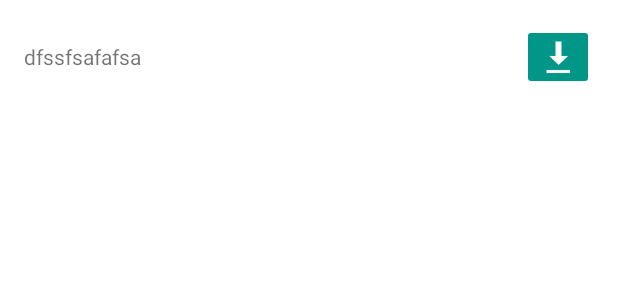
After one commit to tobiasbriones/ep-file-system, an Android app: the layout download_row_item.xml on its own in the app's theme, with its tools: preview values and no code run, on a phone screen of 412 x 824 dp. The commit adds this screen. Shown: the top 300 px of the screen. Run offline under Robolectric (Android 15) with nearby library versions, the phone set to English and light mode, and no system bars; network calls fail.

Commit message:
Change list adapter view to download_row_item.xml
It includes a download button.

```diff
--- a/client/app/src/main/java/engineer/mathsoftware/ep/tcpfs/FilesAdapter.kt
+++ b/client/app/src/main/java/engineer/mathsoftware/ep/tcpfs/FilesAdapter.kt
@@ -7,6 +7,7 @@ package engineer.mathsoftware.ep.tcpfs
 import android.view.LayoutInflater
 import android.view.View
 import android.view.ViewGroup
+import android.widget.ImageButton
 import android.widget.TextView
 import androidx.recyclerview.widget.RecyclerView
 
@@ -18,9 +19,11 @@ class FilesAdapter(
 
     class ViewHolder(view: View) : RecyclerView.ViewHolder(view) {
         val textView: TextView
+        val downloadButton: ImageButton
 
         init {
             textView = view.findViewById(R.id.textView)
+            downloadButton = view.findViewById(R.id.downloadButton)
         }
     }
 
@@ -29,13 +32,13 @@ class FilesAdapter(
         viewType: Int
     ): ViewHolder {
         val view = LayoutInflater.from(viewGroup.context)
-            .inflate(R.layout.text_row_item, viewGroup, false)
+            .inflate(R.layout.download_row_item, viewGroup, false)
         return ViewHolder(view)
     }
 
     override fun onBindViewHolder(viewHolder: ViewHolder, position: Int) {
         viewHolder.textView.text = dataSet[position]
-        viewHolder.itemView.setOnClickListener { l(dataSet[position]) }
+        viewHolder.downloadButton.setOnClickListener { l(dataSet[position]) }
     }
 
     override fun getItemCount() = dataSet.size
--- /dev/null
+++ b/client/app/src/main/res/layout/download_row_item.xml
@@ -0,0 +1,32 @@
+<?xml version="1.0" encoding="utf-8"?><!--
+  ~ Copyright (c) 2022 Tobias Briones. All rights reserved.
+  ~ SPDX-License-Identifier: BSD-3-Clause
+  ~ This file is part of https://github.com/tobiasbriones/ep-tcp-file-system
+  -->
+
+<RelativeLayout xmlns:android="http://schemas.android.com/apk/res/android"
+    android:layout_width="match_parent"
+    android:layout_height="wrap_content"
+    android:padding="16dp"
+    android:gravity="center_vertical"
+    android:clickable="true"
+    android:background="?android:selectableItemBackground"
+    >
+
+    <TextView
+        android:id="@+id/textView"
+        android:text="dfssfsafafsa"
+        android:layout_width="wrap_content"
+        android:layout_height="wrap_content"
+        android:layout_centerVertical="true"
+        />
+
+    <ImageButton
+        android:id="@+id/downloadButton"
+        android:layout_width="wrap_content"
+        android:layout_height="wrap_content"
+        android:layout_alignParentEnd="true"
+        android:src="@android:drawable/stat_sys_download"
+        android:backgroundTint="#009688"
+        />
+</RelativeLayout>
```
